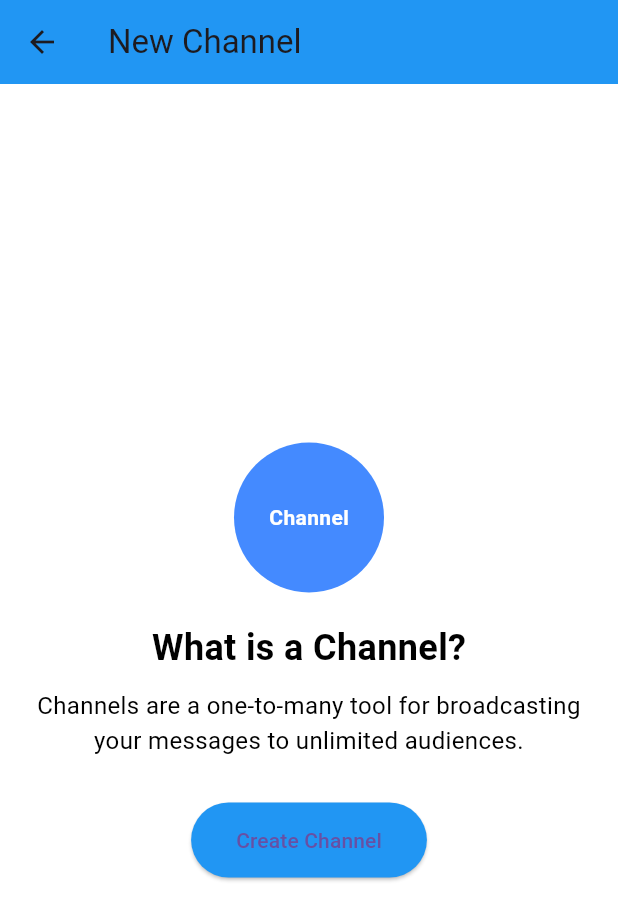
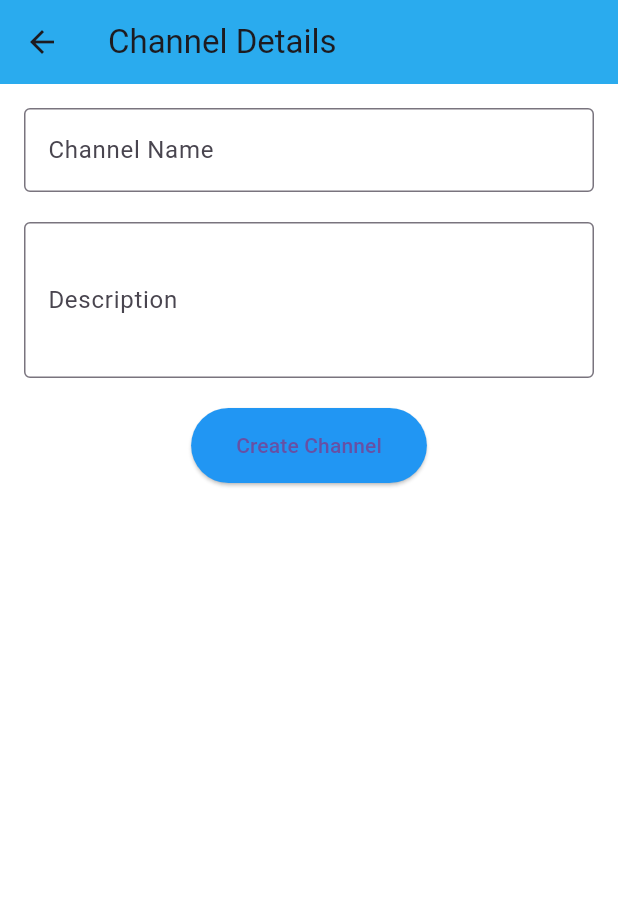
Before and after one commit to Adoniyas7/telegram-clone, a Flutter app: the NewChannelScreen screen opened directly, after a tap on "Create Channel", on a phone screen of 412 x 824 dp. Shown: the top 920 px of the screen. Run offline on Flutter 3.47's test engine with Material 3 defaults, Android fonts, the phone set to English and light mode, and no system bars; network calls fail.

Commit message:
channel creation

```diff
--- /dev/null
+++ b/lib/screens/channel_detail_screen.dart
@@ -0,0 +1,51 @@
+import 'package:flutter/material.dart';
+import 'package:telegram_clone/constants/colors.dart';
+
+
+class ChannelDetailScreen extends StatelessWidget {
+  const ChannelDetailScreen({Key? key}) : super(key: key);
+
+  @override
+  Widget build(BuildContext context) {
+    return Scaffold(
+      appBar: AppBar(
+        title: const Text('Channel Details'),
+        backgroundColor: AppColors.primaryBlue,
+      ),
+      body: Padding(
+        padding: const EdgeInsets.all(16.0),
+        child: Column(
+          children: [
+            TextField(
+              decoration: InputDecoration(
+                labelText: 'Channel Name',
+                border: OutlineInputBorder(),
+              ),
+            ),
+            const SizedBox(height: 20),
+            TextField(
+              decoration: InputDecoration(
+                labelText: 'Description',
+                border: OutlineInputBorder(),
+              ),
+              maxLines: 3, // Allows multiple lines for description
+            ),
+            const SizedBox(height: 20),
+            ElevatedButton(
+              onPressed: () {
+                // Navigate back to the previous screen
+                Navigator.pop(context);
+              },
+              // ignore: sort_child_properties_last
+              child: const Text('Create Channel'),
+              style: ElevatedButton.styleFrom(
+                backgroundColor: Colors.blue,
+                padding: const EdgeInsets.symmetric(horizontal: 30, vertical: 15),
+              ),
+            ),
+          ],
+        ),
+      ),
+    );
+  }
+}
--- a/lib/screens/new_channel_screen.dart
+++ b/lib/screens/new_channel_screen.dart
@@ -1,4 +1,6 @@
 import 'package:flutter/material.dart';
+import 'channel_detail_screen.dart';
+import 'package:telegram_clone/constants/colors.dart'; // Import the new screen
 
 class NewChannelScreen extends StatelessWidget {
   const NewChannelScreen({Key? key}) : super(key: key);
@@ -47,14 +49,16 @@ class NewChannelScreen extends StatelessWidget {
               const SizedBox(height: 30),
               ElevatedButton(
                 onPressed: () {
-                  // Handle channel creation logic here
-                  // ignore: avoid_print
-                  print('Create Channel button pressed');
+                  // Navigate to the ChannelDetailScreen when the button is pressed
+                  Navigator.push(
+                    context,
+                    MaterialPageRoute(builder: (context) => const ChannelDetailScreen()),
+                  );
                 },
                 // ignore: sort_child_properties_last
                 child: const Text('Create Channel'),
                 style: ElevatedButton.styleFrom(
-                  backgroundColor: Colors.blue, // Button color
+                  backgroundColor: AppColors.primaryBlue, // Button color
                   padding: const EdgeInsets.symmetric(horizontal: 30, vertical: 15),
                 ),
               ),
```
